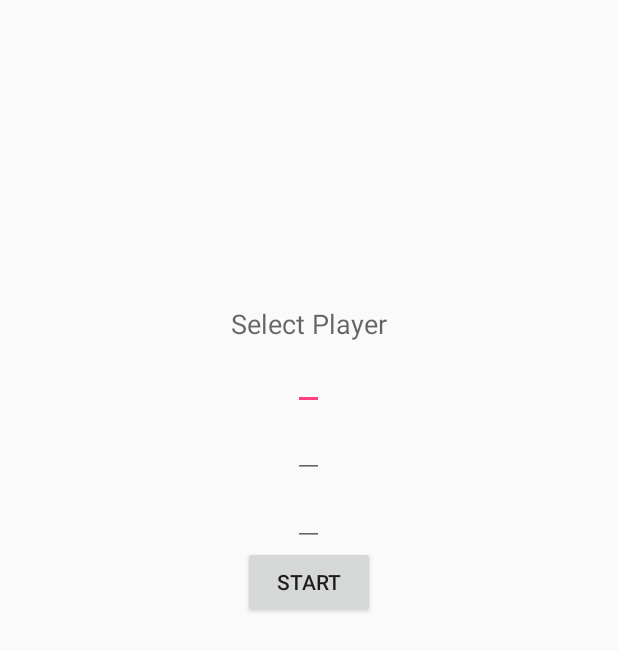
After one commit to Serwerty/Bricks, an Android app: the MenuActivity screen opened directly, with no data from a screen before it, on a phone screen of 412 x 824 dp. The commit adds this screen. Shown: the top 651 px of the screen. Run offline under Robolectric (Android 15) with nearby library versions, the phone set to English and light mode, and no system bars.

Commit message:
Text Init StartMenu added

```diff
--- a/app/build.gradle
+++ b/app/build.gradle
@@ -23,4 +23,5 @@ dependencies {
     compile fileTree(dir: 'libs', include: ['*.jar'])
     testCompile 'junit:junit:4.12'
     compile 'com.android.support:appcompat-v7:23.0.1'
+    compile 'com.android.support:design:23.0.1'
 }
--- a/app/src/main/java/com/example/brickses2/Constants/OpenGLConstants.java
+++ b/app/src/main/java/com/example/brickses2/Constants/OpenGLConstants.java
@@ -4,5 +4,5 @@ package com.example.brickses2.Constants;
  * Created by Олег on 21.11.2015.
  */
 public interface OpenGLConstants {
-    short TEXTURES_COUNT = 4;
+    short TEXTURES_COUNT = 5;
 }
--- a/app/src/main/java/com/example/brickses2/Constants/WorldConstants.java
+++ b/app/src/main/java/com/example/brickses2/Constants/WorldConstants.java
@@ -11,7 +11,7 @@ public interface WorldConstants {
     short PLAYER_WIDTH = 200;
     short PLAYER_HEIGHT = 40;
     short BALL_SIZE = 36;
-    short MAX_BALL_SPEED = 15;
+    short MAX_BALL_SPEED = 10;
     short PLAYER_BOTTOM_PADDING = 100;
-    float BALL_SPEED_INC = 0.01f;
+    float BALL_SPEED_INC = 0.05f;
 }
--- a/app/src/main/java/com/example/brickses2/GameObjects/PlayerObject.java
+++ b/app/src/main/java/com/example/brickses2/GameObjects/PlayerObject.java
@@ -18,6 +18,7 @@ public class PlayerObject implements IGraphicEntity, IMovable {
 
     public Rect rectangle;
     private int LeftPosition;
+
 
     public  PlayerObject() {
 
--- /dev/null
+++ b/app/src/main/java/com/example/brickses2/MenuActivity.java
@@ -0,0 +1,22 @@
+package com.example.brickses2;
+
+import android.content.Intent;
+import android.support.v7.app.AppCompatActivity;
+import android.os.Bundle;
+import android.view.View;
+
+public class MenuActivity extends AppCompatActivity {
+
+    @Override
+    protected void onCreate(Bundle savedInstanceState) {
+        super.onCreate(savedInstanceState);
+        setContentView(R.layout.activity_menu1);
+    }
+
+    public void ButtonStartClick(View view)
+    {
+        Intent myIntent = new Intent(MenuActivity.this, MainActivity.class);
+
+        MenuActivity.this.startActivity(myIntent);
+    }
+}
--- /dev/null
+++ b/app/src/main/res/layout/activity_menu1.xml
@@ -0,0 +1,51 @@
+<?xml version="1.0" encoding="utf-8"?>
+<RelativeLayout xmlns:android="http://schemas.android.com/apk/res/android"
+    xmlns:tools="http://schemas.android.com/tools" android:layout_width="match_parent"
+    android:layout_height="match_parent" android:paddingLeft="@dimen/activity_horizontal_margin"
+    android:paddingRight="@dimen/activity_horizontal_margin"
+    android:paddingTop="@dimen/activity_vertical_margin"
+    android:paddingBottom="@dimen/activity_vertical_margin"
+    tools:context="com.example.brickses2.MenuActivity">
+
+    <TextView
+        android:layout_width="wrap_content"
+        android:layout_height="wrap_content"
+        android:textAppearance="?android:attr/textAppearanceMedium"
+        android:text="Select Player"
+        android:id="@+id/textView"
+        android:layout_alignParentTop="true"
+        android:layout_centerHorizontal="true"
+        android:layout_marginTop="187dp" />
+
+    <EditText
+        android:layout_width="wrap_content"
+        android:layout_height="wrap_content"
+        android:id="@+id/editText"
+        android:layout_below="@+id/textView"
+        android:layout_centerHorizontal="true" />
+
+    <EditText
+        android:layout_width="wrap_content"
+        android:layout_height="wrap_content"
+        android:id="@+id/editText2"
+        android:layout_below="@+id/editText"
+        android:layout_alignLeft="@+id/editText"
+        android:layout_alignStart="@+id/editText" />
+
+    <EditText
+        android:layout_width="wrap_content"
+        android:layout_height="wrap_content"
+        android:id="@+id/editText3"
+        android:layout_below="@+id/editText2"
+        android:layout_alignLeft="@+id/editText2"
+        android:layout_alignStart="@+id/editText2" />
+
+    <Button
+        android:layout_width="wrap_content"
+        android:layout_height="wrap_content"
+        android:text="Start"
+        android:id="@+id/button"
+        android:layout_below="@+id/editText3"
+        android:layout_centerHorizontal="true"
+        android:onClick="ButtonStartClick"/>
+</RelativeLayout>
--- /dev/null
+++ b/app/src/main/res/values-v21/styles.xml
@@ -0,0 +1,8 @@
+<resources>>
+    <style name="AppTheme.NoActionBar">
+        <item name="windowActionBar">false</item>
+        <item name="windowNoTitle">true</item>
+        <item name="android:windowDrawsSystemBarBackgrounds">true</item>
+        <item name="android:statusBarColor">@android:color/transparent</item>
+    </style>
+</resources>
--- a/app/src/main/res/values/dimens.xml
+++ b/app/src/main/res/values/dimens.xml
@@ -2,4 +2,5 @@
     <!-- Default screen margins, per the Android Design guidelines. -->
     <dimen name="activity_horizontal_margin">16dp</dimen>
     <dimen name="activity_vertical_margin">16dp</dimen>
+    <dimen name="fab_margin">16dp</dimen>
 </resources>
--- a/app/src/main/res/values/strings.xml
+++ b/app/src/main/res/values/strings.xml
@@ -1,3 +1,4 @@
 <resources>
     <string name="app_name">BricksES2</string>
+    <string name="title_activity_menu">MenuActivity</string>
 </resources>
--- a/app/src/main/res/values/styles.xml
+++ b/app/src/main/res/values/styles.xml
@@ -7,5 +7,11 @@
         <item name="colorPrimaryDark">@color/colorPrimaryDark</item>
         <item name="colorAccent">@color/colorAccent</item>
     </style>
+    <style name="AppTheme.NoActionBar">
+        <item name="windowActionBar">false</item>
+        <item name="windowNoTitle">true</item>
+    </style>
+    <style name="AppTheme.AppBarOverlay" parent="ThemeOverlay.AppCompat.Dark.ActionBar" />
+    <style name="AppTheme.PopupOverlay" parent="ThemeOverlay.AppCompat.Light" />
 
 </resources>
```
Also changed, not shown: app/src/main/AndroidManifest.xml (+13 -2 lines), app/src/main/java/com/example/brickses2/GLClasses/GLRenderer.java (+44 -2 lines), app/src/main/java/com/example/brickses2/GLClasses/ShaderTools.java (+30 -0 lines), app/src/main/java/com/example/brickses2/GLClasses/TextObject.java (added, +27 -0 lines), app/src/main/java/com/example/brickses2/GameObjects/BallObject.java (+8 -7 lines), app/src/main/java/com/example/brickses2/Managers/TextManager.java (added, +375 -0 lines), app/src/main/java/com/example/brickses2/Stats/PlayerStats.java (added, +13 -0 lines), app/src/main/res/drawable/font.png (added), settings.gradle (line endings or trailing spaces), 1 other file.
